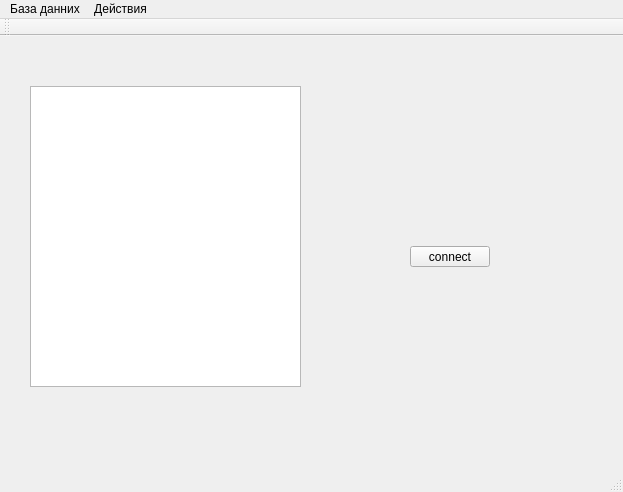
BorisovDmytro/CM, file Admin/mainwindow.ui: the form before one commit.
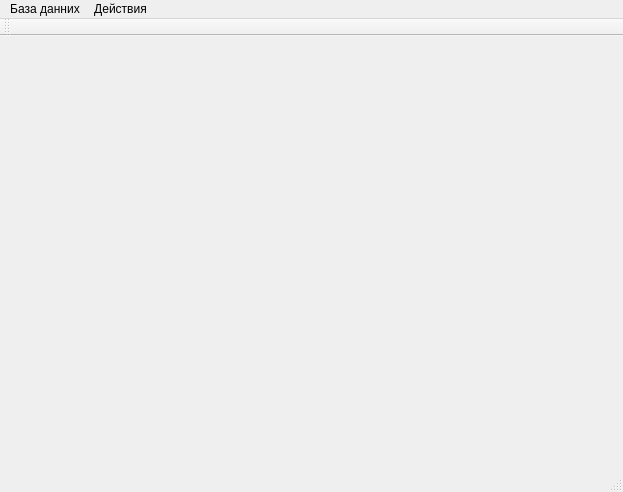
The form after the commit.

```diff
--- a/Admin/mainwindow.ui
+++ b/Admin/mainwindow.ui
@@ -13,31 +13,7 @@
   <property name="windowTitle">
    <string>Messanger Admin</string>
   </property>
-  <widget class="QWidget" name="centralWidget">
-   <widget class="QPushButton" name="pushButton">
-    <property name="geometry">
-     <rect>
-      <x>410</x>
-      <y>210</y>
-      <width>80</width>
-      <height>21</height>
-     </rect>
-    </property>
-    <property name="text">
-     <string>connect</string>
-    </property>
-   </widget>
-   <widget class="QTableWidget" name="tableWidget">
-    <property name="geometry">
-     <rect>
-      <x>30</x>
-      <y>50</y>
-      <width>271</width>
-      <height>301</height>
-     </rect>
-    </property>
-   </widget>
-  </widget>
+  <widget class="QWidget" name="centralWidget"/>
   <widget class="QMenuBar" name="menuBar">
    <property name="geometry">
     <rect>
```
Left out of the diff: 8 changed lines with no effect on the pictures.
